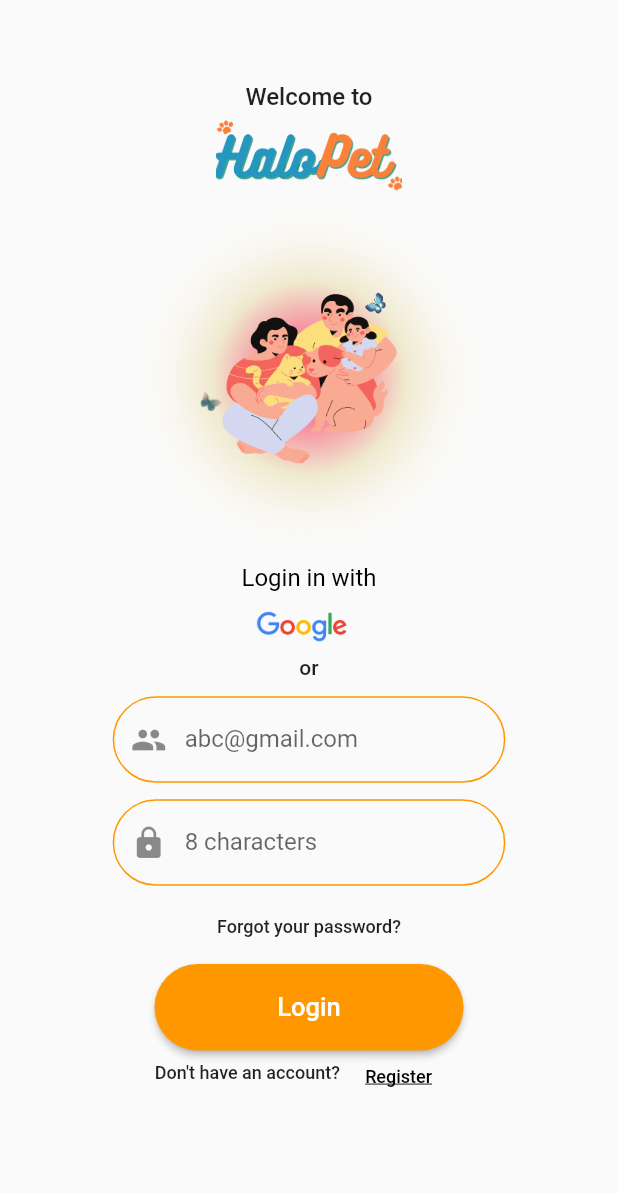
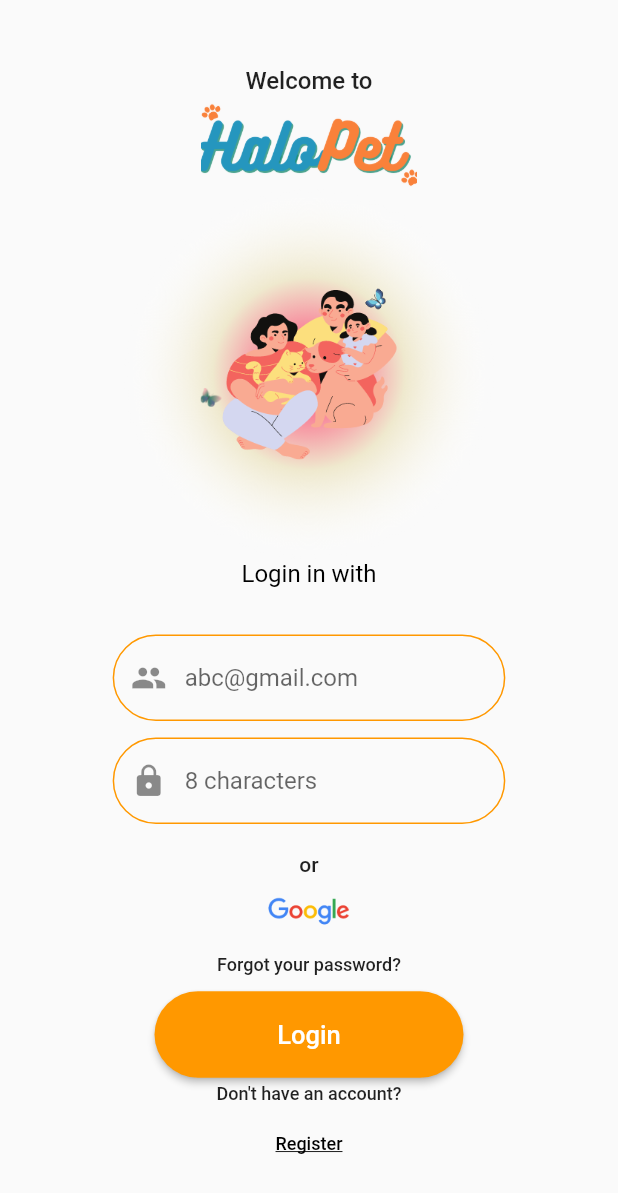
Before and after one commit to pramasiwoalam/halopet_beta, a Flutter app: the screen it shows after launch, on a phone screen of 412 x 824 dp. Shown: the top 1193 px of the screen. Run offline on Flutter 3.47's test engine with Material 2 defaults, Android fonts, the phone set to English and light mode, and no system bars; our stand-ins replace awesome_dialog, cloud_firestore, dropdown_search, firebase_auth, firebase_core, flutter_svg and 4 more; missing offline and left inert: dart:ffi, favorite_button; accounts and stored records are empty.

Commit message:
login_page

```diff
--- a/lib/app/modules/login/views/login_view.dart
+++ b/lib/app/modules/login/views/login_view.dart
@@ -21,24 +21,26 @@
         child: Column(
           children: [
             Container(
-              height: height * 0.49,
+              height: height * 0.5,
               width: width,
               // color: Colors.red,
+              child: Expanded(
                 child: Column(
                   children: [
-                  SizedBox(height: 55),
+                    SizedBox(height: 44),
                     Text("Welcome to",
                         textAlign: TextAlign.center,
                         style: GoogleFonts.roboto(
                             fontSize: 16, fontWeight: FontWeight.w500)),
                     SizedBox(height: 5),
                     Container(
-                    height: height * 0.06,
-                    width: width * 0.3,
+                      height: height * 0.07,
+                      width: width * 0.35,
                       // color: Colors.amber,
                       decoration: const BoxDecoration(
                           image: DecorationImage(
-                            image: AssetImage("assets/images/textHalopet.png"),
+                              image:
+                                  AssetImage("assets/images/textHalopet.png"),
                               fit: BoxFit.cover)),
                     ),
                     Container(
@@ -64,58 +66,18 @@
                   ],
                 ),
               ),
+            ),
             Container(
-              height: height * 0.48,
+              height: height * 0.5,
               width: width,
               // color: Colors.blue,
               child: Column(
                 children: [
+                  // Expanded(child:
                   Container(
-                    height: height * 0.04,
+                    height: height * 0.19,
                     width: width,
-                    // color: Colors.green,
-                    child: Column(
-                      children: [
-                        Container(
-                          height: height * 0.04,
-                          width: width * 0.3,
-                          color: Colors.transparent,
-                          child: MaterialButton(
-                            onPressed: () {},
-                            elevation: 10,
-                            child: Row(
-                              mainAxisAlignment: MainAxisAlignment.start,
-                              children: [
-                                Container(
-                                  height: height,
-                                  width: width * 0.2,
-                                  decoration: const BoxDecoration(
-                                    image: DecorationImage(
-                                        image: AssetImage(
-                                            "assets/images/google1.png"),
-                                        fit: BoxFit.cover),
-                                  ),
-                                )
-                              ],
-                            ),
-                          ),
-                        ),
-                      ],
-                    ),
-                  ),
-                  Container(
-                    height: height * 0.02,
-                    width: width,
-                    // color: Colors.amber,
-                    child: Text("or",
-                        textAlign: TextAlign.center,
-                        style: GoogleFonts.roboto(
-                            fontSize: 14, fontWeight: FontWeight.w500)),
-                  ),
-                  Container(
-                    height: height * 0.18,
-                    width: width,
-                    // color: Colors.blue,
+                    // color: Colors.brown,
                     padding: EdgeInsets.symmetric(horizontal: 20, vertical: 5),
                     child: Column(
                       children: <Widget>[
@@ -158,14 +120,57 @@
                       ],
                     ),
                   ),
+                  //
                   Container(
-                    height: height * 0.05,
+                    height: height * 0.03,
+                    width: width,
+                    // color: Colors.amber,
+                    child: Text("or",
+                        textAlign: TextAlign.center,
+                        style: GoogleFonts.roboto(
+                            fontSize: 14, fontWeight: FontWeight.w500)),
+                  ),
+                  Container(
+                    height: height * 0.04,
                     width: width,
                     // color: Colors.green,
                     child: Column(
                       children: [
                         Container(
                           height: height * 0.04,
+                          width: width * 0.29,
+                          // color: Colors.yellow,
+                          child: MaterialButton(
+                            onPressed: () {},
+                            elevation: 10,
+                            child: Row(
+                              mainAxisAlignment: MainAxisAlignment.center,
+                              children: [
+                                Container(
+                                  height: height,
+                                  width: width * 0.18,
+                                  decoration: const BoxDecoration(
+                                    image: DecorationImage(
+                                        image: AssetImage(
+                                            "assets/images/google1.png"),
+                                        fit: BoxFit.cover),
+                                  ),
+                                )
+                              ],
+                            ),
+                          ),
+                        ),
+                      ],
+                    ),
+                  ),
+                  Container(
+                    height: height * 0.042,
+                    width: width * 0.4,
+                    // color: Colors.red,
+                    child: Column(
+                      children: [
+                        Container(
+                          height: height * 0.042,
                           width: width * 0.8,
                           color: Colors.transparent,
                           child: MaterialButton(
@@ -197,33 +202,34 @@
                             style: GoogleFonts.roboto(
                                 fontSize: 17, fontWeight: FontWeight.w500))),
                   ),
+                  // Container(
+                  //   height: height * 0.13,
+                  //   width: width,
+                  //   margin: EdgeInsets.symmetric(vertical: 5),
+                  //   color: Colors.green,
+                  //   child: Column(
+                  //     children: [
                   Container(
-                    height: height * 0.03,
+                    height: height * 0.027,
                     width: width,
-                    margin: EdgeInsets.symmetric(vertical: 5),
                     // color: Colors.green,
-                    child: Row(
-                      children: [
-                        Container(
-                          height: height,
-                          width: width * 0.55,
-                          margin: EdgeInsets.symmetric(vertical: 3),
+                    margin: EdgeInsets.symmetric(vertical: 4),
                     child: Text("Don't have an account?",
-                              textAlign: TextAlign.right,
+                        textAlign: TextAlign.center,
                         style: GoogleFonts.roboto(
                             fontSize: 12, fontWeight: FontWeight.w500)),
                   ),
                   Container(
-                          height: height,
-                          width: width * 0.19,
-                          margin: EdgeInsets.symmetric(vertical: 3),
+                    height: height * 0.034,
+                    width: width * 0.25,
+                    // margin: EdgeInsets.symmetric(vertical: 3),
                     // color: Colors.brown,
                     child: MaterialButton(
                       onPressed: () => Get.toNamed(Routes.SIGNUP),
                       elevation: 10,
                       child: Text(
                         "Register",
-                              textAlign: TextAlign.left,
+                        textAlign: TextAlign.center,
                         style: GoogleFonts.roboto(
                           fontSize: 12,
                           fontWeight: FontWeight.w500,
@@ -233,9 +239,9 @@
                       ),
                     ),
                   )
-                      ],
-                    ),
-                  ),
+                  //     ],
+                  //   ),
+                  // ),
                 ],
               ),
             ),
--- a/lib/app/modules/profile/views/profile_view.dart
+++ b/lib/app/modules/profile/views/profile_view.dart
@@ -19,6 +19,9 @@
 
   @override
   Widget build(BuildContext context) {
+    Size size = MediaQuery.of(context).size;
+    var width = size.width;
+    var height = size.height;
     return Scaffold(
       appBar: AppBar(
         title: Text('Profile'),
@@ -33,10 +36,21 @@
               child: Column(
                 mainAxisAlignment: MainAxisAlignment.center,
                 children: [
+                  SizedBox(
+                    height: height * 0.3,
+                    width: width * 0.3,
+                    child: CircleAvatar(
+                      backgroundImage:
+                          AssetImage("assets/images/profile_icon.png"),
+                    ),
+                  ),
+                  Column(
+                    children: [
                       FutureBuilder<DocumentSnapshot<Object?>>(
                           future: profileController.getUser(userId),
                           builder: (context, snapshot) {
-                        if (snapshot.connectionState == ConnectionState.done) {
+                            if (snapshot.connectionState ==
+                                ConnectionState.done) {
                               var data =
                                   snapshot.data!.data() as Map<String, dynamic>;
                               var petshopId = data['petshopId'];
@@ -84,7 +98,8 @@
                       FutureBuilder<DocumentSnapshot<Object?>>(
                           future: profileController.getUser(userId),
                           builder: (context, snapshot) {
-                        if (snapshot.connectionState == ConnectionState.done) {
+                            if (snapshot.connectionState ==
+                                ConnectionState.done) {
                               var data =
                                   snapshot.data!.data() as Map<String, dynamic>;
                               if (data['role'] == 'Member' &&
@@ -154,7 +169,8 @@
                             }
                           }),
                       ElevatedButton(
-                      style: ElevatedButton.styleFrom(primary: Colors.brown),
+                          style:
+                              ElevatedButton.styleFrom(primary: Colors.brown),
                           onPressed: () {
                             AwesomeDialog(
                               context: context,
@@ -171,6 +187,8 @@
                           child: const Text("Log Out")),
                     ],
                   ),
+                ],
+              ),
             );
           }),
     );
--- a/pubspec.yaml
+++ b/pubspec.yaml
@@ -44,3 +44,4 @@
     - assets/images/tag-hotel.jpg
     - assets/images/tag-grooming.jpg
     - assets/images/tag-vet.jpg
+    - assets/images/profile_icon.png
```
Also changed, not shown: assets/images/profile_icon.png (added), pubspec.lock. Lines whose indentation alone changed are shown as unchanged.
